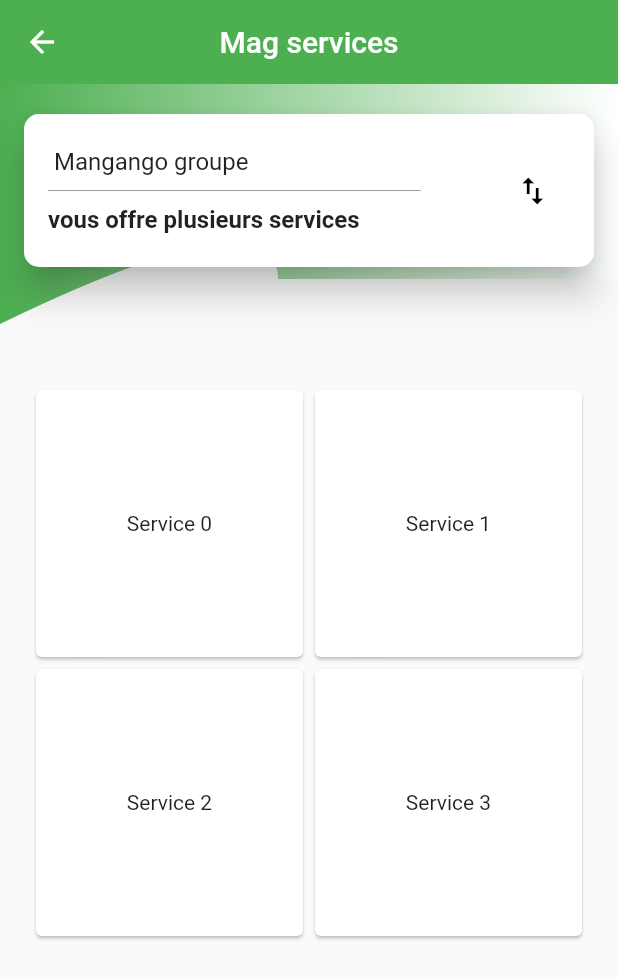
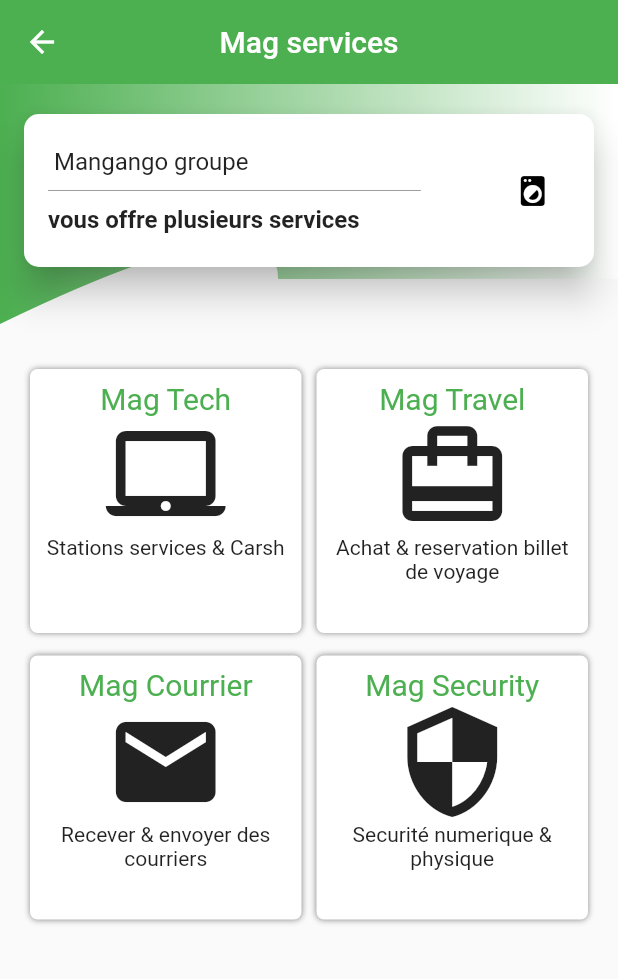
Before and after one commit to TonyBASHIZI/MagClient, a Flutter app: the screen it shows after launch, item 2 of the bottom bar chosen, on a phone screen of 412 x 824 dp. Shown: the top 979 px of the screen. Run offline on Flutter 3.47's test engine with Material 2 defaults, Android fonts, the phone set to English and light mode, and no system bars; our stand-ins replace flutter_local_notifications, rxdart, shared_preferences.

```diff
--- a/lib/services.dart
+++ b/lib/services.dart
@@ -33,7 +33,7 @@ class services extends StatelessWidget {
         centerTitle: true,
         leading: InkWell(
           child: Icon(
-            Icons.arrow_back,
+            Icons.arrow_back
           ),
           onTap: () {
             Navigator.pop(context);
@@ -46,27 +46,106 @@ class services extends StatelessWidget {
           children: <Widget>[
             FlightListTopPart(),
             SizedBox(
-              height: 20.0,
+              height: 10.0,
             ),
            Container(
-             padding: EdgeInsets.all(15),
-             margin: EdgeInsets.all(5),
+
+             padding: const EdgeInsets.all(15),
              height: 410.0,
              child: GridView.count(
-                // scrollDirection: Axis.horizontal,
-                // children: cityCards,
-              crossAxisCount: 2,
-        children: new List<Widget>.generate(4, (index) {
-          return new GridTile(
-            child: new Card(
-              color: Colors.white,
-              child: new Center(
-                child: new Text('Service $index'),
+                primary: false,
+                padding: const EdgeInsets.all(5),
+                crossAxisSpacing: 10,
+                mainAxisSpacing: 10,
+                crossAxisCount: 2,
+                children: <Widget>[
+                  Container(
+                    decoration: BoxDecoration(
+                      borderRadius: BorderRadius.circular(5),
+                      boxShadow: [BoxShadow(offset: Offset(0, 0),color: Colors.black45,blurRadius: 3),],
+                      color: Colors.white,
+                  ),
+                    padding: const EdgeInsets.all(8),
+                     margin: EdgeInsets.fromLTRB(0, 0, 0, 5),
+                    child: Column(
+                      children: <Widget>[
+                        Text("Mag Tech", style: TextStyle(
+                          fontSize: 20, color: Colors.green
+                        ),),
+                        Icon(Icons.laptop_mac,size: 80,),
+                        Text('Stations services & Carsh', textAlign: TextAlign.center,),
+
+
+                      ],
+
+                    ),
+
+                  ),
+                  Container(
+                    decoration: BoxDecoration(
+                      borderRadius: BorderRadius.circular(5),
+                      boxShadow: [BoxShadow(offset: Offset(0, 0),color: Colors.black45,blurRadius: 3),],
+                      color: Colors.white,
+                    ),
+                    padding: const EdgeInsets.all(8),
+                    margin: EdgeInsets.fromLTRB(0, 0, 0, 5),
+                    child: Column(
+                      children: <Widget>[
+                        Text("Mag Travel", style: TextStyle(
+                          fontSize: 20, color: Colors.green
+                        ),),
+                        Icon(Icons.card_travel,size: 80,),
+                        Text('Achat & reservation billet de voyage', textAlign: TextAlign.center,)
+
+                      ],
+
+                    ),
+
+                  ),
+                  Container(
+                    decoration: BoxDecoration(
+                      borderRadius: BorderRadius.circular(5),
+                      boxShadow: [BoxShadow(offset: Offset(0, 0),color: Colors.black45,blurRadius: 3),],
+                      color: Colors.white,
+                    ),
+                    padding: const EdgeInsets.all(8),
+                     margin: EdgeInsets.fromLTRB(0, 0, 0, 5),
+                    child: Column(
+                      children: <Widget>[
+                        Text("Mag Courrier", style: TextStyle(
+                          fontSize: 20, color: Colors.green
+                        ),),
+                        Icon(Icons.mail,size: 80,),
+                          Text('Recever & envoyer des courriers', textAlign: TextAlign.center,)
+
+                      ],
+
+                    ),
+                  ),
+                  Container(
+                    decoration: BoxDecoration(
+                      borderRadius: BorderRadius.circular(5),
+                      boxShadow: [BoxShadow(offset: Offset(0, 0),color: Colors.black45,blurRadius: 3),],
+                      color: Colors.white,
+                    ),
+                    padding: const EdgeInsets.all(8),
+                     margin: EdgeInsets.fromLTRB(0, 0, 0, 5),
+                    child: Column(
+                      children: <Widget>[
+                        Text("Mag Security", style: TextStyle(
+                          fontSize: 20,
+                          color: Colors.green
+                        ),),
+                        Icon(Icons.security,size: 80,),
+                          Text('Securité numerique & physique', textAlign: TextAlign.center,)
+
+                      ],
+
+                    ),
+                  ),
+
+                ],
               )
-            ),
-          );
-        }),
-             ),
            )
           ],
         ),
@@ -133,7 +212,7 @@ class FlightListTopPart extends StatelessWidget {
                     Expanded(
                         flex: 1,
                         child: Icon(
-                          Icons.import_export,
+                          Icons.local_laundry_service,
                           color: Colors.black,
                           size: 24.0,
                         )),
@@ -147,131 +226,3 @@ class FlightListTopPart extends StatelessWidget {
     );
   }
 }
-
-List<CityCard> cityCards = [
-  CityCard("assets/images/cobil.jpeg", "RDC Congo", "Katindo", "Goma",
-      "Station de service", "80.0"),
-  CityCard("assets/images/takenga.jpeg", "RDC Congo", "Centre", "Butembo",
-      "Station de service", "10"),
-  CityCard("assets/images/carwash.jpg", "RDC Congo", "Goma", "BDGL",
-      "Station de service", "80"),
-];
-class CityCard extends StatelessWidget {
-  final String imagePath, cityname, monthYear, discount, oldprice, newprice;
-
-  CityCard(this.imagePath, this.monthYear, this.discount, this.oldprice,
-      this.newprice, this.cityname);
-
-  @override
-  Widget build(BuildContext context) {
-    return Padding(
-      padding: const EdgeInsets.symmetric(horizontal: 8.0),
-      child: Column(
-        children: <Widget>[
-          ClipRRect(
-            borderRadius: BorderRadius.all(
-              Radius.circular(20.0),
-            ),
-            child: InkWell(
-              // onTap: () {
-              //   Navigator.push(context,
-              //       MaterialPageRoute(builder: (context) => partenaire()));
-              // },
-              child: Stack(
-                children: <Widget>[
-                  Container(
-                    height: 150.0,
-                    width: 160.0,
-                    child: Image.asset(
-                      imagePath,
-                      fit: BoxFit.cover,
-                    ),
-                  ),
-                  Positioned(
-                    left: 0.0,
-                    bottom: 0.0,
-                    width: 160.0,
-                    height: 60.0,
-                    child: Container(
-                      decoration: BoxDecoration(
-                          gradient: LinearGradient(
-                              begin: Alignment.bottomCenter,
-                              end: Alignment.topCenter,
-                              colors: [
-                            Colors.black,
-                            Colors.black.withOpacity(0.1),
-                          ])),
-                    ),
-                  ),
-                  Positioned(
-                    left: 10.0,
-                    bottom: 10.0,
-                    right: 5.0,
-                    child: Row(
-                      mainAxisSize: MainAxisSize.max,
-                      mainAxisAlignment: MainAxisAlignment.spaceBetween,
-                      children: <Widget>[
-                        Column(
-                          crossAxisAlignment: CrossAxisAlignment.start,
-                          children: <Widget>[
-                            Text(oldprice,
-                                style: TextStyle(
-                                    fontWeight: FontWeight.bold,
-                                    color: Colors.white,
-                                    fontSize: 18.0)),
-                            Text(monthYear,
-                                style: TextStyle(
-                                    fontWeight: FontWeight.normal,
-                                    color: Colors.white,
-                                    fontSize: 14.0)),
-                          ],
-                        ),
-                        Container(
-                          padding: EdgeInsets.symmetric(
-                              horizontal: 6.0, vertical: 2.0),
-                          decoration: BoxDecoration(
-                              color: Colors.white,
-                              shape: BoxShape.rectangle,
-                              borderRadius: BorderRadius.all(
-                                Radius.circular(10.0),
-                              )),
-                          child: Text(
-                            "$discount%",
-                            style:
-                                TextStyle(fontSize: 10.0, color: Colors.black),
-                          ),
-                        ),
-                        // InkWell(
-                        //    onTap: (){
-                        //                 Navigator.push(context, MaterialPageRoute(builder: (context) => relaisList()));
-                        //            },
-                        // ),
-                      ],
-                    ),
-                  )
-                ],
-              ),
-            ),
-          ),
-          Row(
-            mainAxisSize: MainAxisSize.max,
-            mainAxisAlignment: MainAxisAlignment.start,
-            children: <Widget>[
-              SizedBox(
-                width: 5.0,
-              ),
-              Text(newprice,
-                  style: TextStyle(
-                    color: Colors.black,
-                    fontWeight: FontWeight.bold,
-                  )),
-              SizedBox(
-                width: 5.0,
-              ),
-            ],
-          ),
-        ],
-      ),
-    );
-  }
-}
--- a/lib/trackItem.dart
+++ b/lib/trackItem.dart
@@ -44,7 +44,7 @@ class _TrackItemPageState extends State<TrackItemPage> {
       ));
     });
     await http
-        .get(BaseUrl.getColi +
+        .get(BaseUrl.getBalance +
             "&idColi=" +
             widget.coli[widget.index]["code"].toString().trim())
         .then((response) {
--- a/lib/utils/config.dart
+++ b/lib/utils/config.dart
@@ -1,8 +1,8 @@
 class BaseUrl {
-  static String ip="http://192.168.43.141:81/Projects/MagCl/Api/read.php";
-  static String getColi=ip+"getColi.php?value=listColi";
-  static String getBalance=ip+"balance.php?value=2914-0220-1-2914";
-  static String img="http://192.168.43.141:81/Projects/MagCl/Api/images/";
+  static String ip="https://api.alohadynamics-rdc.com/MAGTECH/agent/parte/read.php";
+  static String url="https://api.alohadynamics-rdc.com/MAGTECH/agent/";
+  static String getBalance=url+"get_data.php";
+  static String img="https://api.alohadynamics-rdc.com/MAGTECH/agent/parte/images/";
 
 
   // static String getColiByID=ip+"getColi.php?value=listColi";
```
Also changed, not shown: lib/balance.dart (+94 -13 lines), lib/contact.dart (added, +137 -0 lines), lib/main.dart (+17 -11 lines), lib/pub.dart (deleted, +0 -29 lines).
